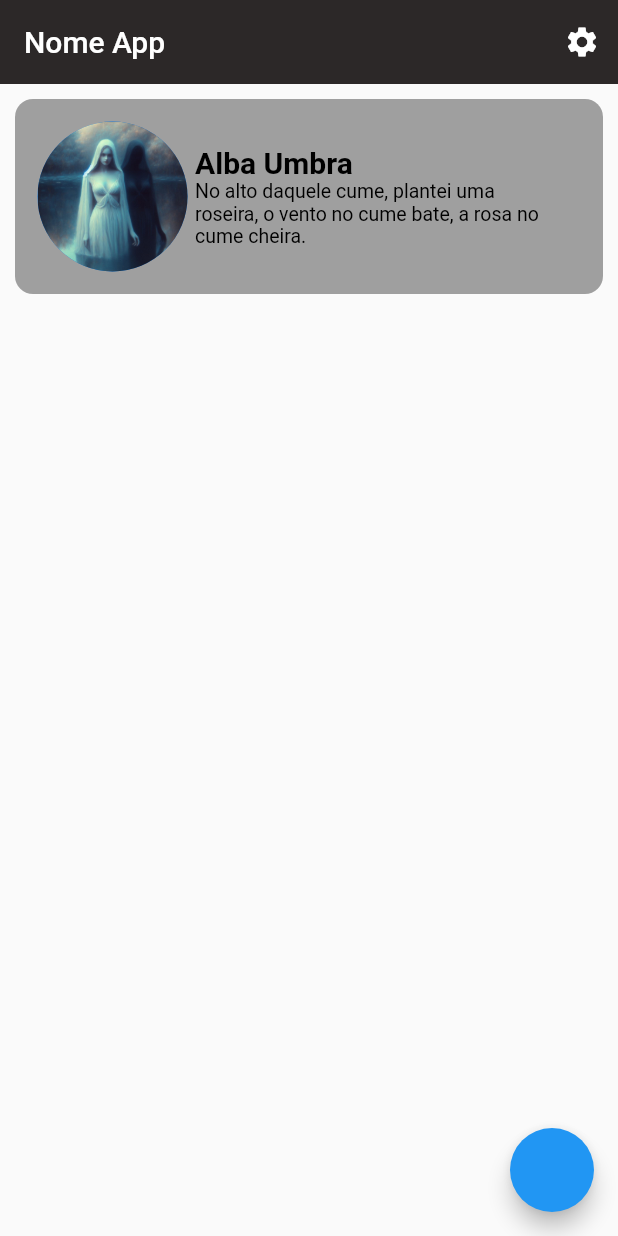
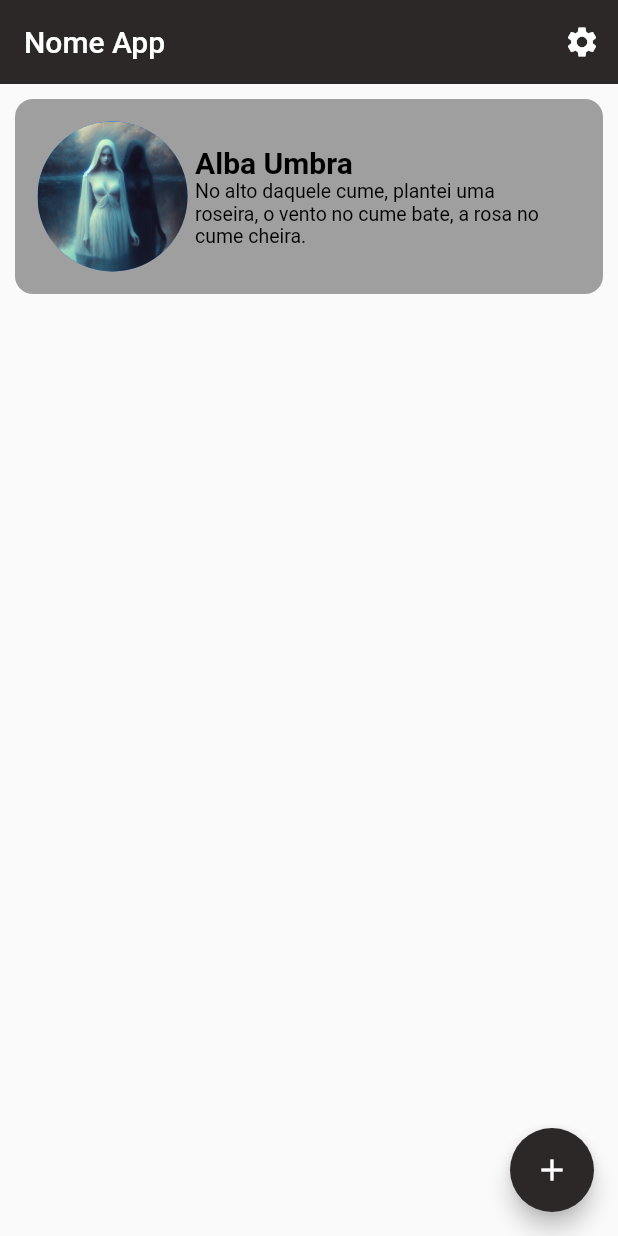
Before and after one commit to JoaoMarceloDMSilva/flutter_writing_app, a Flutter app: the screen it shows after launch, on a phone screen of 412 x 824 dp. Run offline on Flutter 3.47's test engine with Material 2 defaults, Android fonts, the phone set to English and light mode, and no system bars.

Commit message:
Tela 01 Finalizada

```diff
--- a/lib/pages/initial_screen.dart
+++ b/lib/pages/initial_screen.dart
@@ -25,7 +25,11 @@ class InitialScreen extends StatelessWidget {
           ],
         ),
       ),
-      floatingActionButton: FloatingActionButton(onPressed: () {}),
+      floatingActionButton: FloatingActionButton(
+        backgroundColor: const Color(0xff2C2828),
+        onPressed: () {},
+        child: Icon(Icons.add),
+      ),
     );
   }
 }
```
